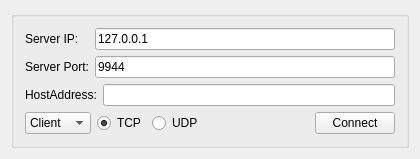
BatikanHyt/PacketSender, file src/PacketSender/ConnectionWidget.ui: the form before one commit.
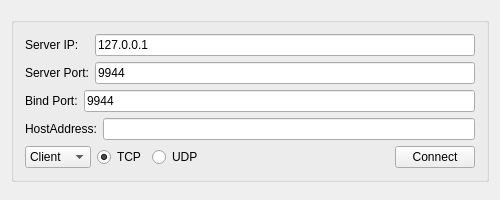
The form after the commit.

Commit message: added style & stylesheet option. Log widgets fix. Added bind and unicast port to UDP. Some minor fixes

The edit to the form file:
```diff
--- a/src/PacketSender/ConnectionWidget.ui
+++ b/src/PacketSender/ConnectionWidget.ui
@@ -6,8 +6,8 @@
    <rect>
     <x>0</x>
     <y>0</y>
-    <width>420</width>
-    <height>149</height>
+    <width>500</width>
+    <height>200</height>
    </rect>
   </property>
   <property name="sizePolicy">
@@ -18,8 +18,8 @@
   </property>
   <property name="maximumSize">
    <size>
-    <width>420</width>
-    <height>149</height>
+    <width>500</width>
+    <height>200</height>
    </size>
   </property>
   <property name="windowTitle">
@@ -37,8 +37,6 @@
      <property name="title">
       <string/>
      </property>
-     <layout class="QVBoxLayout" name="verticalLayout_2">
-      <item>
        <layout class="QVBoxLayout" name="verticalLayout">
         <item>
          <layout class="QHBoxLayout" name="horizontalLayout_3">
@@ -88,6 +86,30 @@
           </item>
          </layout>
         </item>
+      <item>
+       <layout class="QHBoxLayout" name="horizontalLayout_5">
+        <item>
+         <widget class="QLabel" name="lBind">
+          <property name="maximumSize">
+           <size>
+            <width>80</width>
+            <height>20</height>
+           </size>
+          </property>
+          <property name="text">
+           <string>Bind Port:</string>
+          </property>
+         </widget>
+        </item>
+        <item>
+         <widget class="QLineEdit" name="leBind">
+          <property name="text">
+           <string>9944</string>
+          </property>
+         </widget>
+        </item>
+       </layout>
+      </item>
         <item>
          <layout class="QHBoxLayout" name="horizontalLayout_4">
           <item>
@@ -172,8 +194,6 @@
              <string>Connect</string>
             </property>
            </widget>
-          </item>
-         </layout>
         </item>
        </layout>
       </item>
```
Lines whose indentation alone changed are shown as unchanged. The commit also changes 23 other files.
